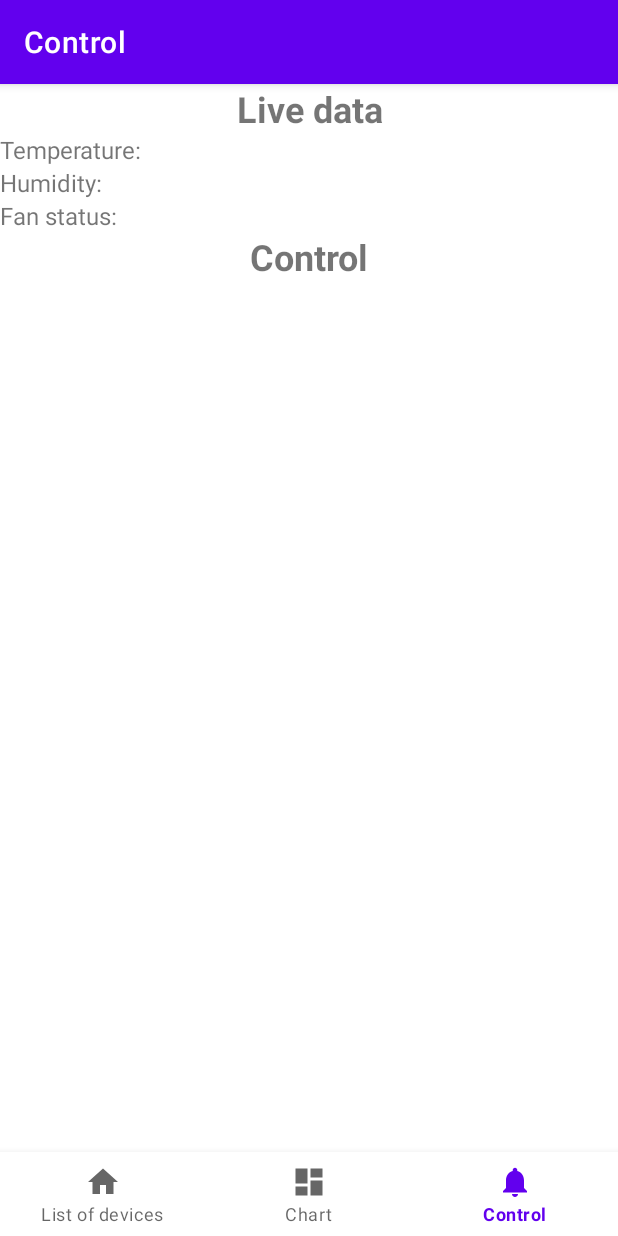
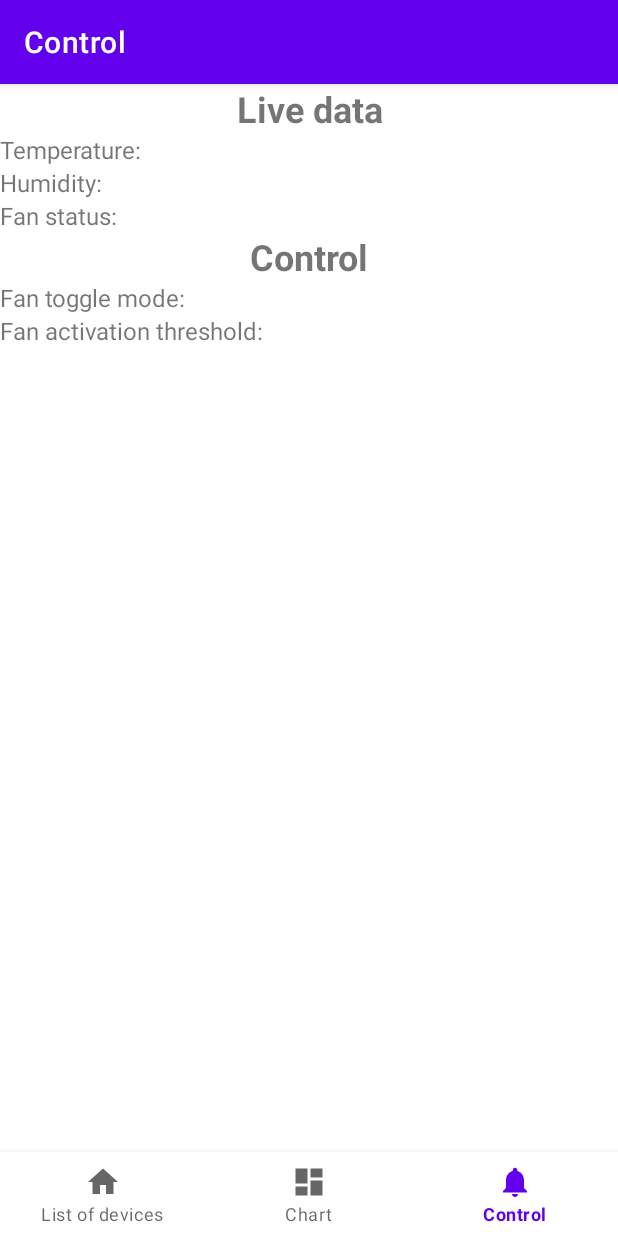
Before and after one commit to michellao/IoT-project, an Android app: the ControlFragment screen opened through its navigation route, on a phone screen of 412 x 824 dp. Run offline under Robolectric (Android 15) with nearby library versions, the phone set to English and light mode, and no system bars; our stand-ins replace Firebase (no records; nobody signed in at launch, a user with empty details on screens opened directly), navigation-ui; 3 statements that could not run were skipped.

Commit message:
Add control text

```diff
--- a/Android/app/src/main/res/layout/fragment_control.xml
+++ b/Android/app/src/main/res/layout/fragment_control.xml
@@ -66,12 +66,25 @@
     />
 
     <TextView
-            android:id="@+id/fan_control_mode"
+            android:id="@+id/fan_toggle_mode"
             android:layout_width="match_parent"
             android:layout_height="wrap_content"
+            android:textSize="16sp"
             app:layout_constraintTop_toBottomOf="@id/title_control"
             app:layout_constraintStart_toStartOf="parent"
             app:layout_constraintEnd_toEndOf="parent"
+            android:text="@string/fan_toggle"
+    />
+
+    <TextView
+            android:id="@+id/fan_threshold"
+            android:layout_width="match_parent"
+            android:layout_height="wrap_content"
+            android:textSize="16sp"
+            app:layout_constraintTop_toBottomOf="@id/fan_toggle_mode"
+            app:layout_constraintStart_toStartOf="parent"
+            app:layout_constraintEnd_toEndOf="parent"
+            android:text="@string/fan_activation_threshold"
     />
 
 </androidx.constraintlayout.widget.ConstraintLayout>
--- a/Android/app/src/main/res/values/strings.xml
+++ b/Android/app/src/main/res/values/strings.xml
@@ -8,4 +8,6 @@
     <string name="fan_control">Fan control: </string>
     <string name="temperature">Temperature: </string>
     <string name="humidity">Humidity: </string>
+    <string name="fan_toggle">Fan toggle mode: </string>
+    <string name="fan_activation_threshold">Fan activation threshold: </string>
 </resources>
```
